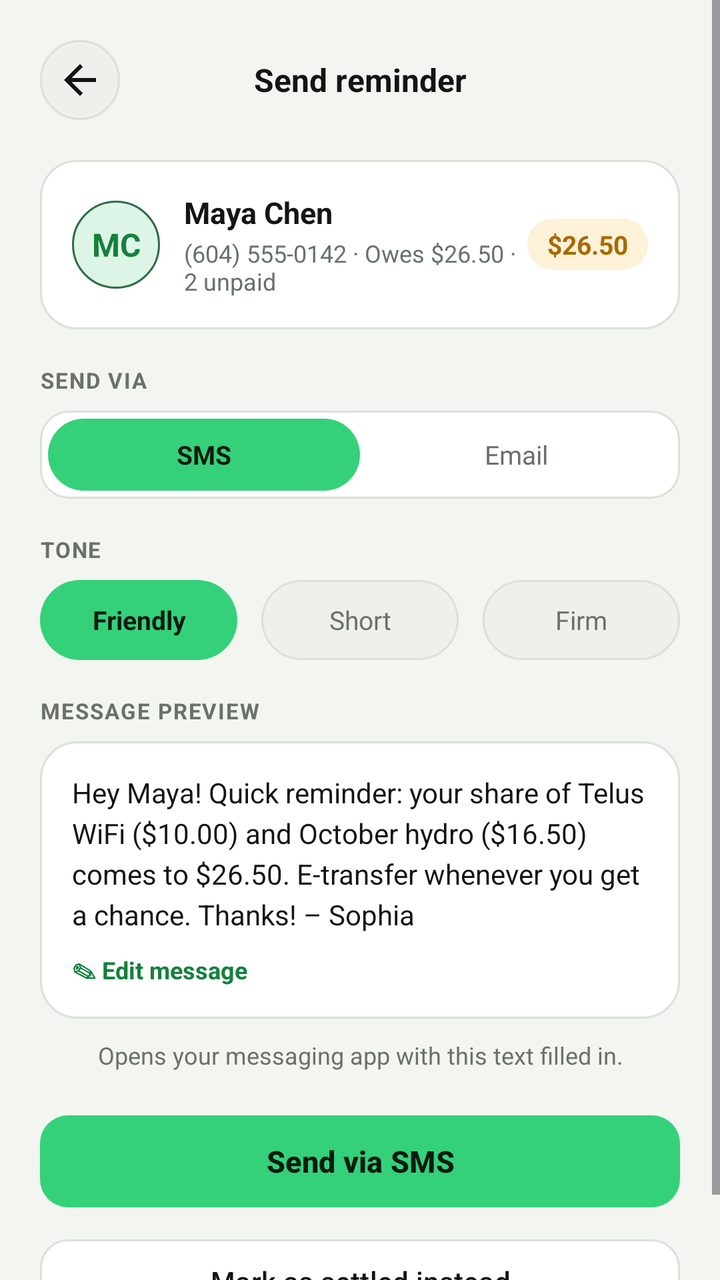
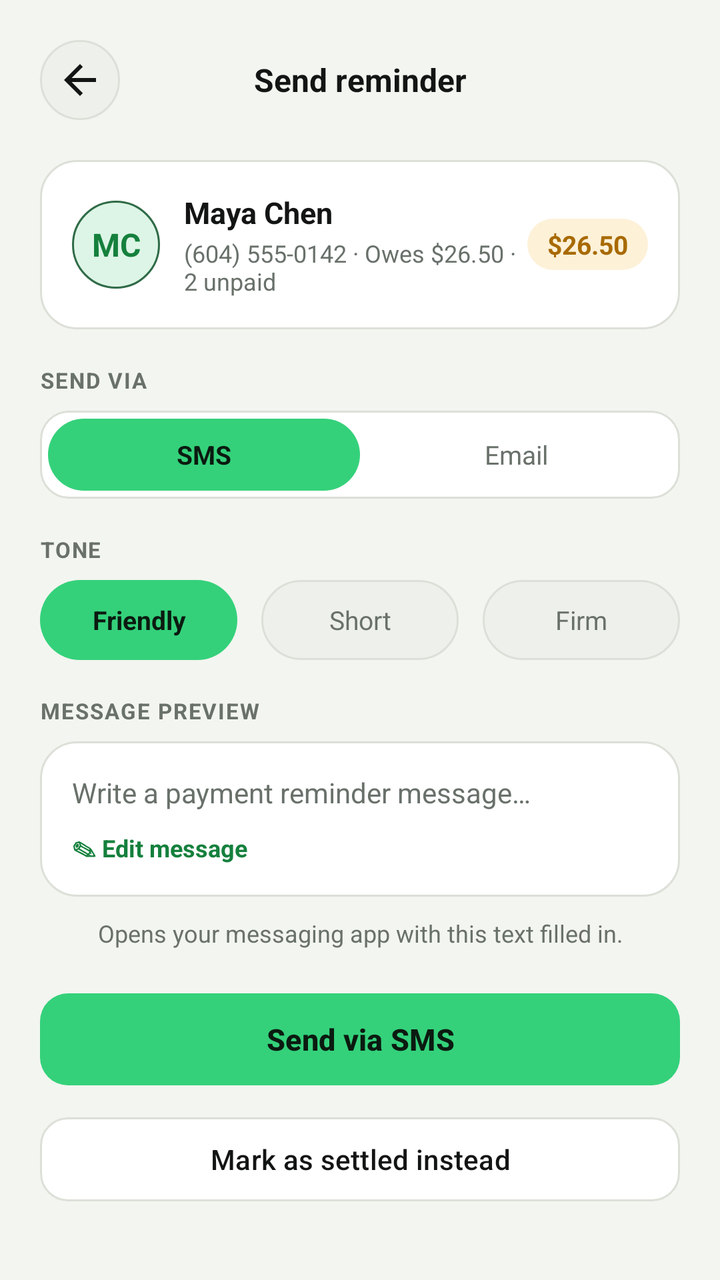

Screens rendered from an Android XML layout before and after an edit, with the pre-edit source and the edit as a unified diff.
<!-- AndroidManifest.xml: application theme Theme.SubGuard -->
<!-- res/layout/fragment_send_reminder.xml -->
<?xml version="1.0" encoding="utf-8"?>
<ScrollView xmlns:android="http://schemas.android.com/apk/res/android"
    xmlns:app="http://schemas.android.com/apk/res-auto"
    android:layout_width="match_parent"
    android:layout_height="match_parent"
    android:background="@color/app_background"
    android:fillViewport="true">

    <LinearLayout
        android:layout_width="match_parent"
        android:layout_height="wrap_content"
        android:orientation="vertical"
        android:padding="20dp">

        
        <LinearLayout
            android:layout_width="match_parent"
            android:layout_height="wrap_content"
            android:gravity="center_vertical"
            android:orientation="horizontal">

            <ImageButton
                android:id="@+id/btn_back"
                android:layout_width="40dp"
                android:layout_height="40dp"
                android:background="@drawable/bg_circle_elevated"
                android:contentDescription="Back"
                android:src="@drawable/ic_arrow_back"
                app:tint="@color/text_primary" />

            <TextView
                android:layout_width="0dp"
                android:layout_height="wrap_content"
                android:layout_marginEnd="40dp"
                android:layout_weight="1"
                android:gravity="center"
                android:text="Send reminder"
                android:textColor="@color/text_primary"
                android:textSize="16sp"
                android:textStyle="bold" />
        </LinearLayout>

        
        <LinearLayout
            android:layout_width="match_parent"
            android:layout_height="wrap_content"
            android:layout_marginTop="20dp"
            android:background="@drawable/bg_card_rounded"
            android:gravity="center_vertical"
            android:orientation="horizontal"
            android:padding="16dp">

            <TextView
                android:layout_width="44dp"
                android:layout_height="44dp"
                android:background="@drawable/bg_circle_green"
                android:gravity="center"
                android:text="MC"
                android:textColor="@color/accent_green_text"
                android:textSize="16sp"
                android:textStyle="bold" />

            <LinearLayout
                android:layout_width="0dp"
                android:layout_height="wrap_content"
                android:layout_marginStart="12dp"
                android:layout_weight="1"
                android:orientation="vertical">

                <TextView
                    android:id="@+id/tv_recipient_name"
                    android:layout_width="wrap_content"
                    android:layout_height="wrap_content"
                    android:text="Maya Chen"
                    android:textColor="@color/text_primary"
                    android:textSize="15sp"
                    android:textStyle="bold" />

                <TextView
                    android:id="@+id/tv_recipient_contact"
                    android:layout_width="wrap_content"
                    android:layout_height="wrap_content"
                    android:layout_marginTop="2dp"
                    android:text="(604) 555-0142 · Owes $26.50 · 2 unpaid"
                    android:textColor="@color/text_secondary"
                    android:textSize="12sp" />
            </LinearLayout>

            <TextView
                android:layout_width="wrap_content"
                android:layout_height="wrap_content"
                android:background="@drawable/bg_pill_amber"
                android:paddingHorizontal="10dp"
                android:paddingVertical="4dp"
                android:text="$26.50"
                android:textColor="@color/warning_amber"
                android:textSize="13sp"
                android:textStyle="bold" />
        </LinearLayout>

        
        <TextView
            android:layout_width="match_parent"
            android:layout_height="wrap_content"
            android:layout_marginTop="18dp"
            android:letterSpacing="0.06"
            android:text="SEND VIA"
            android:textColor="@color/text_secondary"
            android:textSize="11sp"
            android:textStyle="bold" />

        <LinearLayout
            android:layout_width="match_parent"
            android:layout_height="44dp"
            android:layout_marginTop="8dp"
            android:background="@drawable/bg_input_field"
            android:orientation="horizontal"
            android:padding="4dp">

            <TextView
                android:id="@+id/btn_channel_sms"
                android:layout_width="0dp"
                android:layout_height="match_parent"
                android:layout_weight="1"
                android:background="@drawable/bg_pill_green"
                android:backgroundTint="@color/primary_green"
                android:gravity="center"
                android:text="SMS"
                android:textColor="@color/button_on_green"
                android:textSize="13sp"
                android:textStyle="bold" />

            <TextView
                android:id="@+id/btn_channel_email"
                android:layout_width="0dp"
                android:layout_height="match_parent"
                android:layout_weight="1"
                android:gravity="center"
                android:text="Email"
                android:textColor="@color/text_secondary"
                android:textSize="13sp" />
        </LinearLayout>

        
        <LinearLayout
            android:id="@+id/layout_email_headers"
            android:layout_width="match_parent"
            android:layout_height="wrap_content"
            android:layout_marginTop="12dp"
            android:background="@drawable/bg_card_rounded"
            android:orientation="vertical"
            android:padding="14dp"
            android:visibility="gone">

            <LinearLayout
                android:layout_width="match_parent"
                android:layout_height="wrap_content"
                android:orientation="horizontal">

                <TextView
                    android:layout_width="64dp"
                    android:layout_height="wrap_content"
                    android:text="To"
                    android:textColor="@color/text_secondary"
                    android:textSize="13sp" />

                <TextView
                    android:layout_width="0dp"
                    android:layout_height="wrap_content"
                    android:layout_weight="1"
                    android:text="maya.chen@gmail.com"
                    android:textColor="@color/text_primary"
                    android:textSize="13sp"
                    android:textStyle="bold" />
            </LinearLayout>

            <View
                android:layout_width="match_parent"
                android:layout_height="1dp"
                android:layout_marginVertical="8dp"
                android:background="@color/card_border" />

            <LinearLayout
                android:layout_width="match_parent"
                android:layout_height="wrap_content"
                android:orientation="horizontal">

                <TextView
                    android:layout_width="64dp"
                    android:layout_height="wrap_content"
                    android:text="Subject"
                    android:textColor="@color/text_secondary"
                    android:textSize="13sp" />

                <TextView
                    android:layout_width="0dp"
                    android:layout_height="wrap_content"
                    android:layout_weight="1"
                    android:text="Maple St. House · October"
                    android:textColor="@color/text_primary"
                    android:textSize="13sp"
                    android:textStyle="bold" />
            </LinearLayout>
        </LinearLayout>

        
        <TextView
            android:layout_width="match_parent"
            android:layout_height="wrap_content"
            android:layout_marginTop="18dp"
            android:letterSpacing="0.06"
            android:text="TONE"
            android:textColor="@color/text_secondary"
            android:textSize="11sp"
            android:textStyle="bold" />

        <LinearLayout
            android:layout_width="match_parent"
            android:layout_height="wrap_content"
            android:layout_marginTop="8dp"
            android:orientation="horizontal">

            <TextView
                android:id="@+id/chip_tone_friendly"
                android:layout_width="0dp"
                android:layout_height="40dp"
                android:layout_marginEnd="6dp"
                android:layout_weight="1"
                android:background="@drawable/bg_pill_green"
                android:backgroundTint="@color/primary_green"
                android:gravity="center"
                android:text="Friendly"
                android:textColor="@color/button_on_green"
                android:textSize="13sp"
                android:textStyle="bold" />

            <TextView
                android:id="@+id/chip_tone_short"
                android:layout_width="0dp"
                android:layout_height="40dp"
                android:layout_marginHorizontal="6dp"
                android:layout_weight="1"
                android:background="@drawable/bg_pill_elevated"
                android:gravity="center"
                android:text="Short"
                android:textColor="@color/text_secondary"
                android:textSize="13sp" />

            <TextView
                android:id="@+id/chip_tone_firm"
                android:layout_width="0dp"
                android:layout_height="40dp"
                android:layout_marginStart="6dp"
                android:layout_weight="1"
                android:background="@drawable/bg_pill_elevated"
                android:gravity="center"
                android:text="Firm"
                android:textColor="@color/text_secondary"
                android:textSize="13sp" />
        </LinearLayout>

        
        <TextView
            android:layout_width="match_parent"
            android:layout_height="wrap_content"
            android:layout_marginTop="18dp"
            android:letterSpacing="0.06"
            android:text="MESSAGE PREVIEW"
            android:textColor="@color/text_secondary"
            android:textSize="11sp"
            android:textStyle="bold" />

        <LinearLayout
            android:layout_width="match_parent"
            android:layout_height="wrap_content"
            android:layout_marginTop="8dp"
            android:background="@drawable/bg_card_rounded"
            android:orientation="vertical"
            android:padding="16dp">

            <EditText
                android:id="@+id/et_message_preview"
                android:layout_width="match_parent"
                android:layout_height="wrap_content"
                android:background="@null"
                android:importantForAutofill="no"
                android:inputType="textMultiLine"
                android:lineSpacingExtra="4dp"
                android:text="Hey Maya! Quick reminder: your share of Telus WiFi ($10.00) and October hydro ($16.50) comes to $26.50. E-transfer whenever you get a chance. Thanks! – Sophia"
                android:textColor="@color/text_primary"
                android:textSize="14sp" />

            <TextView
                android:id="@+id/btn_edit_message"
                android:layout_width="wrap_content"
                android:layout_height="wrap_content"
                android:layout_marginTop="10dp"
                android:text="✎ Edit message"
                android:textColor="@color/accent_green_text"
                android:textSize="12sp"
                android:textStyle="bold" />
        </LinearLayout>

        <TextView
            android:id="@+id/tv_channel_helper"
            android:layout_width="match_parent"
            android:layout_height="wrap_content"
            android:layout_marginTop="10dp"
            android:gravity="center"
            android:text="Opens your messaging app with this text filled in."
            android:textColor="@color/text_secondary"
            android:textSize="12sp" />

        
        <com.google.android.material.button.MaterialButton
            android:id="@+id/btn_send_reminder"
            android:layout_width="match_parent"
            android:layout_height="54dp"
            android:layout_marginTop="18dp"
            android:text="Send via SMS"
            android:textAllCaps="false"
            android:textColor="@color/button_on_green"
            android:textSize="15sp"
            android:textStyle="bold"
            app:backgroundTint="@color/primary_green"
            app:cornerRadius="14dp" />

        <com.google.android.material.button.MaterialButton
            android:id="@+id/btn_mark_settled"
            style="@style/Widget.Material3.Button.OutlinedButton"
            android:layout_width="match_parent"
            android:layout_height="50dp"
            android:layout_marginTop="8dp"
            android:text="Mark as settled instead"
            android:textAllCaps="false"
            android:textColor="@color/text_primary"
            android:textSize="14sp"
            app:backgroundTint="@color/card_background"
            app:cornerRadius="14dp"
            app:strokeColor="@color/card_border" />

    </LinearLayout>
</ScrollView>
<!-- resources referenced by this layout -->
<resources>
  <color name="accent_green_text">#15803D</color>
  <color name="app_background">#F3F5F0</color>
  <color name="button_on_green">#0B1A10</color>
  <color name="card_background">#FFFFFF</color>
  <color name="card_border">#DCE0D8</color>
  <color name="primary_green">#34D17A</color>
  <color name="text_primary">#121513</color>
  <color name="text_secondary">#69716A</color>
  <color name="warning_amber">#A86A00</color>
  <!-- drawable bg_card_rounded (drawable) -->
  <?xml version="1.0" encoding="utf-8"?>
  <shape xmlns:android="http://schemas.android.com/apk/res/android"
      android:shape="rectangle">
      <solid android:color="@color/card_background" />
      <corners android:radius="18dp" />
      <stroke
          android:width="1dp"
          android:color="@color/card_border" />
  </shape>
  <!-- drawable bg_circle_elevated (drawable) -->
  <?xml version="1.0" encoding="utf-8"?>
  <shape xmlns:android="http://schemas.android.com/apk/res/android"
      android:shape="oval">
      <solid android:color="@color/surface_elevated" />
      <stroke
          android:width="1dp"
          android:color="@color/card_border" />
  </shape>
  <!-- drawable bg_circle_green (drawable) -->
  <?xml version="1.0" encoding="utf-8"?>
  <shape xmlns:android="http://schemas.android.com/apk/res/android"
      android:shape="oval">
      <solid android:color="@color/green_surface" />
      <stroke
          android:width="1dp"
          android:color="@color/green_border" />
  </shape>
  <!-- drawable bg_input_field (drawable) -->
  <?xml version="1.0" encoding="utf-8"?>
  <shape xmlns:android="http://schemas.android.com/apk/res/android"
      android:shape="rectangle">
      <solid android:color="@color/card_background" />
      <corners android:radius="14dp" />
      <stroke
          android:width="1dp"
          android:color="@color/card_border" />
  </shape>
  <!-- drawable bg_pill_amber (drawable) -->
  <?xml version="1.0" encoding="utf-8"?>
  <shape xmlns:android="http://schemas.android.com/apk/res/android"
      android:shape="rectangle">
      <solid android:color="@color/warning_surface" />
      <corners android:radius="999dp" />
  </shape>
  <!-- drawable bg_pill_elevated (drawable) -->
  <?xml version="1.0" encoding="utf-8"?>
  <shape xmlns:android="http://schemas.android.com/apk/res/android"
      android:shape="rectangle">
      <solid android:color="@color/surface_elevated" />
      <corners android:radius="999dp" />
      <stroke
          android:width="1dp"
          android:color="@color/card_border" />
  </shape>
  <!-- drawable bg_pill_green (drawable) -->
  <?xml version="1.0" encoding="utf-8"?>
  <shape xmlns:android="http://schemas.android.com/apk/res/android"
      android:shape="rectangle">
      <solid android:color="@color/green_surface" />
      <corners android:radius="999dp" />
  </shape>
  <!-- drawable ic_arrow_back (drawable) -->
  <?xml version="1.0" encoding="utf-8"?>
  <vector xmlns:android="http://schemas.android.com/apk/res/android"
      android:width="24dp"
      android:height="24dp"
      android:viewportWidth="24"
      android:viewportHeight="24">
      <path
          android:fillColor="#FFFFFFFF"
          android:pathData="M20,11H7.83l5.59,-5.59L12,4l-8,8 8,8 1.41,-1.41L7.83,13H20v-2z" />
  </vector>
  <style name="Theme.SubGuard" parent="Base.Theme.SubGuard" />
  <color name="surface_elevated">#EEF0EB</color>
  <color name="green_surface">#DDF5E6</color>
  <color name="green_border">#2F6B47</color>
  <color name="warning_surface">#FDF1D8</color>
  <style name="Base.Theme.SubGuard" parent="Theme.Material3.DayNight.NoActionBar">
          <item name="colorPrimary">@color/primary_green</item>
          <item name="colorOnPrimary">@color/button_on_green</item>
          <item name="android:statusBarColor">@color/app_background</item>
          <item name="android:navigationBarColor">@color/card_background</item>
          <item name="android:windowBackground">@color/app_background</item>
      </style>
</resources>

<!-- the commit's change to res/layout/fragment_send_reminder.xml (unified diff, before → after) -->
@@ -283,11 +283,12 @@
                 android:layout_width="match_parent"
                 android:layout_height="wrap_content"
                 android:background="@null"
+                android:hint="Write a payment reminder message…"
                 android:importantForAutofill="no"
                 android:inputType="textMultiLine"
                 android:lineSpacingExtra="4dp"
-                android:text="Hey Maya! Quick reminder: your share of Telus WiFi ($10.00) and October hydro ($16.50) comes to $26.50. E-transfer whenever you get a chance. Thanks! – Sophia"
                 android:textColor="@color/text_primary"
+                android:textColorHint="@color/text_secondary"
                 android:textSize="14sp" />
 
             <TextView
